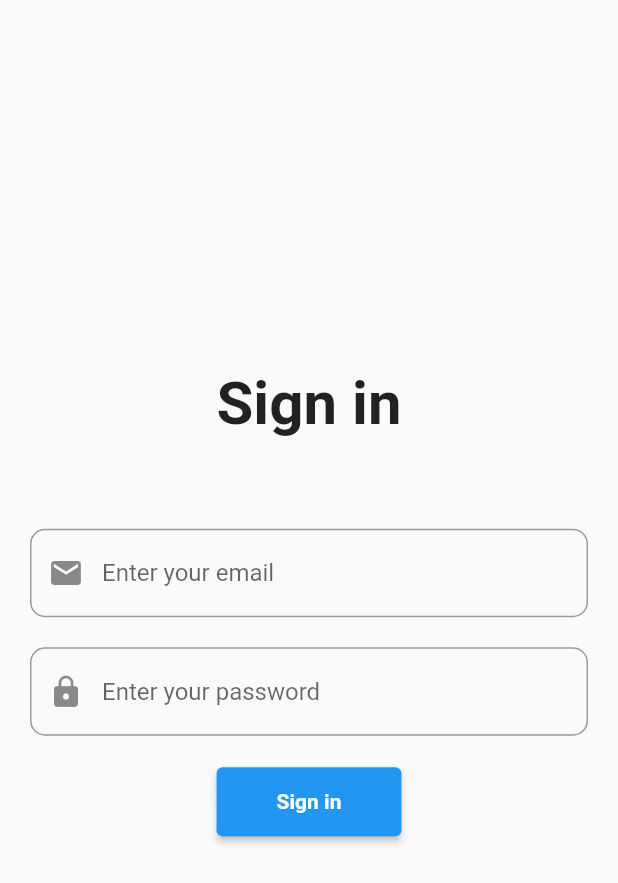
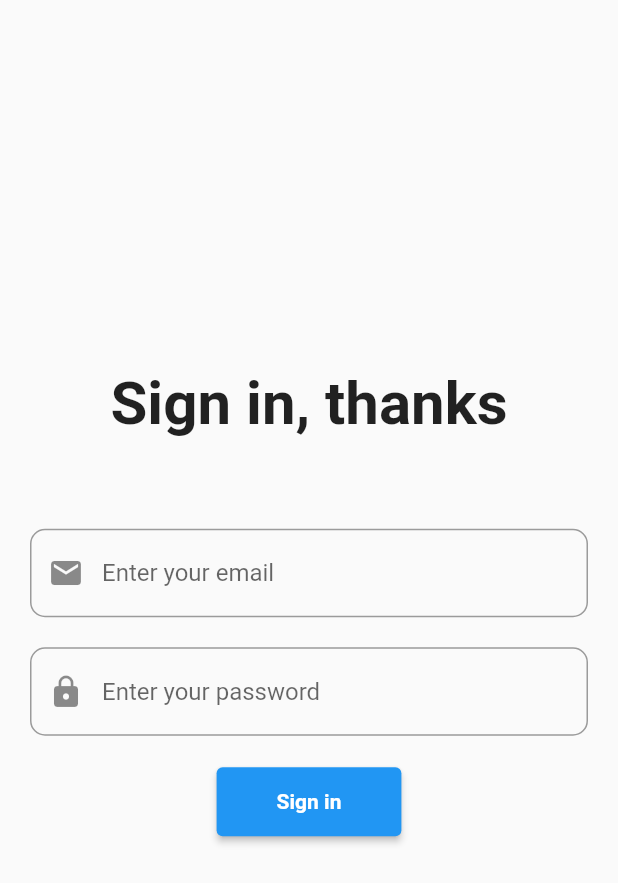
Before and after one commit to gmilani98/Project_app, a Flutter app: the screen it shows after launch, on a phone screen of 412 x 824 dp. Shown: the top 883 px of the screen. Run offline on Flutter 3.47's test engine with Material 2 defaults, Android fonts, the phone set to English and light mode, and no system bars; our stand-ins replace email_validator, material_design_icons_flutter.

Commit message:
some changes

```diff
--- a/lib/screen/LoginPage.dart
+++ b/lib/screen/LoginPage.dart
@@ -27,7 +27,7 @@ class _LoginPageState extends State<LoginPage> {
           crossAxisAlignment: CrossAxisAlignment.center,
           children: <Widget>[
             const Text(
-              'Sign in',
+              'Sign in, thanks',
               style: TextStyle(
                 fontWeight: FontWeight.bold,
                 fontSize: 40,
```
